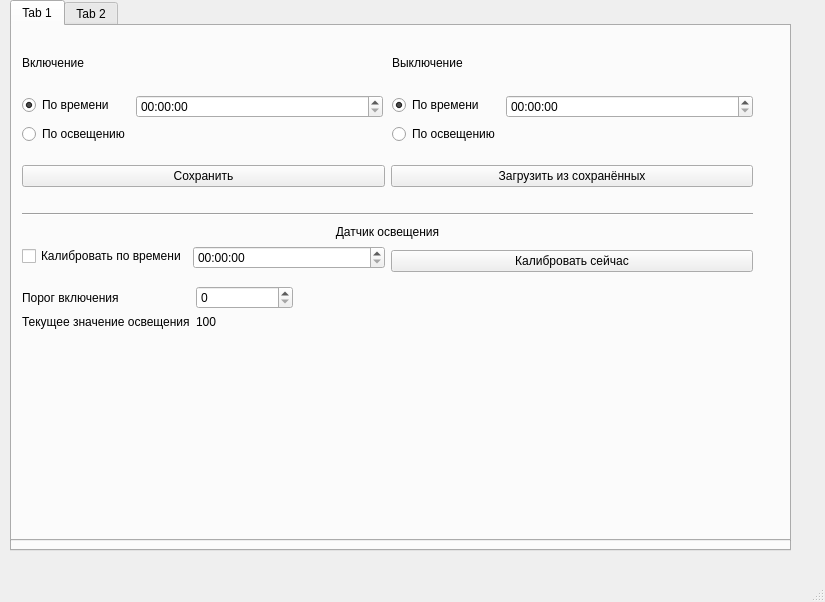
Before: the Qt Designer form Widgets/MainWindow2.ui in Urmipie/Arduino_practic, drawn with Qt 5.
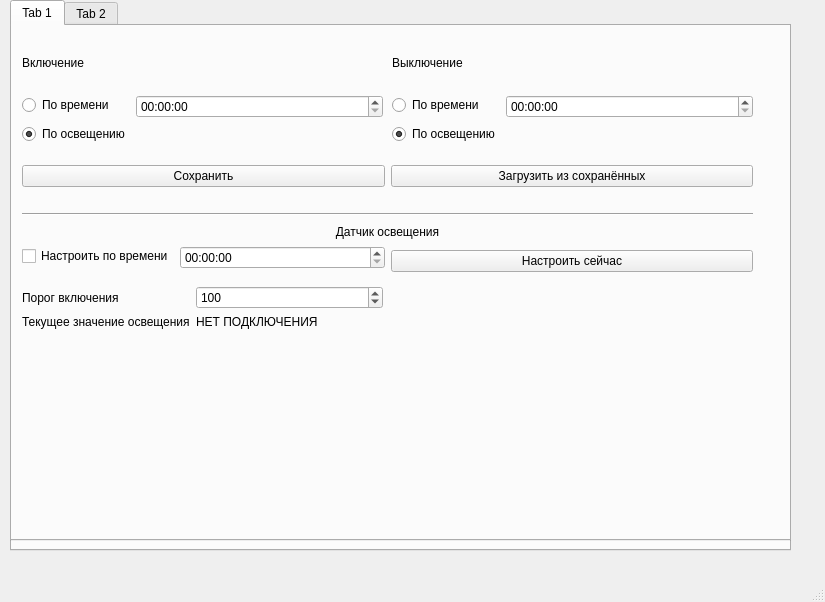
After: the same form once the commit is applied.

```diff
--- a/Widgets/MainWindow2.ui
+++ b/Widgets/MainWindow2.ui
@@ -307,7 +307,7 @@
             <string>По времени</string>
            </property>
            <property name="checked">
-            <bool>true</bool>
+            <bool>false</bool>
            </property>
           </widget>
          </item>
@@ -319,6 +319,9 @@
            <property name="text">
             <string>По освещению</string>
            </property>
+           <property name="checked">
+            <bool>true</bool>
+           </property>
           </widget>
          </item>
         </layout>
@@ -350,7 +353,7 @@
             <string>По времени</string>
            </property>
            <property name="checked">
-            <bool>true</bool>
+            <bool>false</bool>
            </property>
           </widget>
          </item>
@@ -362,6 +365,9 @@
            <property name="text">
             <string>По освещению</string>
            </property>
+           <property name="checked">
+            <bool>true</bool>
+           </property>
           </widget>
          </item>
         </layout>
@@ -399,7 +405,7 @@
          <item row="0" column="0">
           <widget class="QCheckBox" name="checkBox_2">
            <property name="text">
-            <string>Калибровать по времени</string>
+            <string>Настроить по времени</string>
            </property>
           </widget>
          </item>
@@ -411,7 +417,7 @@
        <item>
         <widget class="QPushButton" name="pushButton_6">
          <property name="text">
-          <string>Калибровать сейчас</string>
+          <string>Настроить сейчас</string>
          </property>
         </widget>
        </item>
@@ -435,7 +441,7 @@
        <rect>
         <x>10</x>
         <y>260</y>
-        <width>271</width>
+        <width>361</width>
         <height>51</height>
        </rect>
       </property>
@@ -448,7 +454,20 @@
         </widget>
        </item>
        <item row="0" column="1">
-        <widget class="QSpinBox" name="spinBox_2"/>
+        <widget class="QSpinBox" name="spinBox_threshold">
+         <property name="minimum">
+          <number>0</number>
+         </property>
+         <property name="maximum">
+          <number>600</number>
+         </property>
+         <property name="stepType">
+          <enum>QAbstractSpinBox::DefaultStepType</enum>
+         </property>
+         <property name="value">
+          <number>100</number>
+         </property>
+        </widget>
        </item>
        <item row="1" column="0">
         <widget class="QLabel" name="label_9">
@@ -460,7 +479,7 @@
        <item row="1" column="1">
         <widget class="QLabel" name="label_10">
          <property name="text">
-          <string>100</string>
+          <string>НЕТ ПОДКЛЮЧЕНИЯ</string>
          </property>
         </widget>
        </item>
```
Left out of the diff: 8 changed lines with no effect on the pictures.
